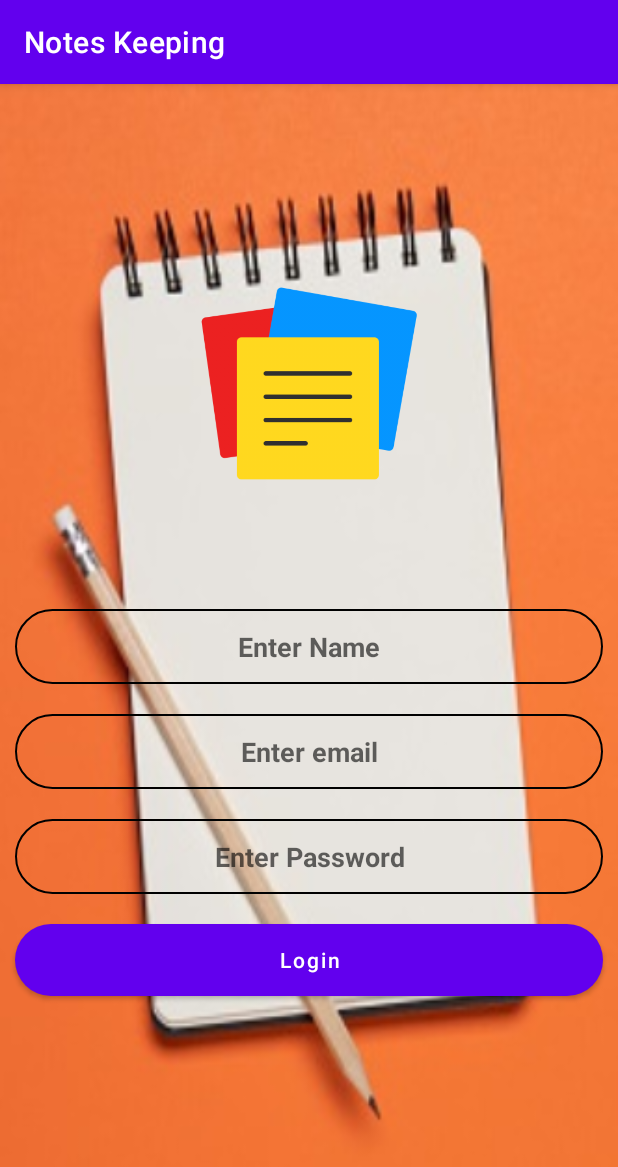
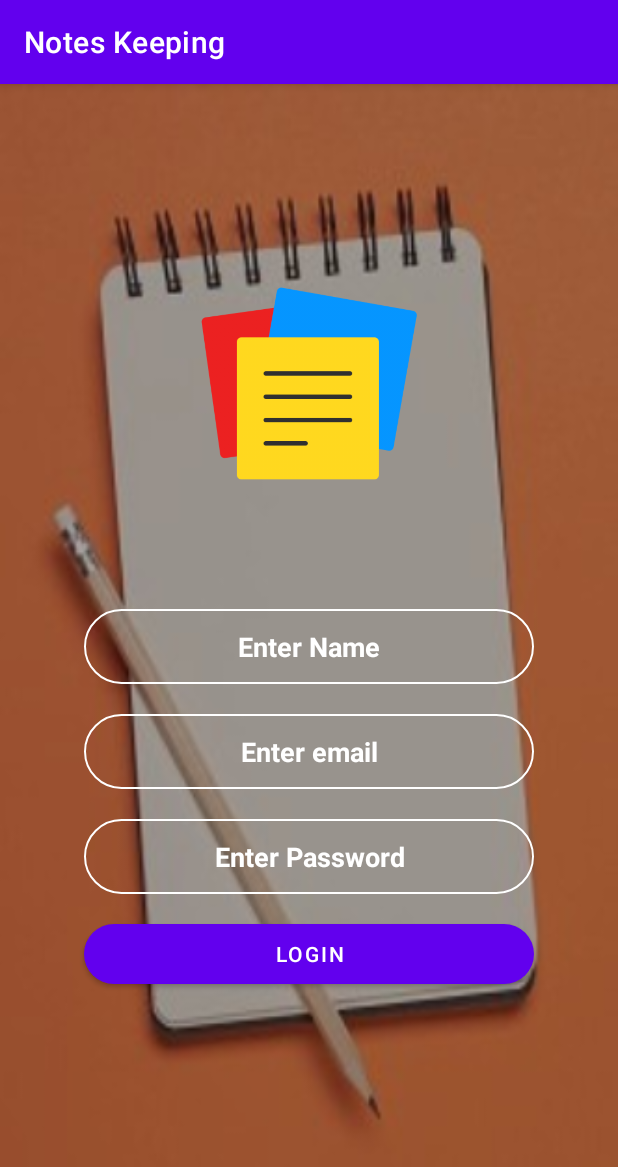
Before and after one commit to Shreeyabhuwalka/notes_keeping, an Android app: the screen it shows after launch (LoginActivity), on a phone screen of 412 x 824 dp. Shown: the top 1167 px of the screen. Run offline under Robolectric (Android 15) with nearby library versions, the phone set to English and light mode, and no system bars.

Commit message:
login activity modifications

```diff
--- a/app/src/main/res/drawable/rounded_edit_text.xml
+++ b/app/src/main/res/drawable/rounded_edit_text.xml
@@ -6,7 +6,7 @@
             <corners android:radius="30dp" />
             <stroke
                 android:width="1dp"
-                android:color="#000000"
+                android:color="#FFFFFF"
                 />
         </shape>
     </item>
--- a/app/src/main/res/layout/activity_login.xml
+++ b/app/src/main/res/layout/activity_login.xml
@@ -10,7 +10,7 @@
     <RelativeLayout
         android:layout_width="match_parent"
         android:layout_height="match_parent"
-        android:background="@drawable/background_note"
+        android:background="@drawable/background_note2"
         android:scaleType="centerCrop">
         <!--edit text for user name-->
         <ImageView
@@ -24,59 +24,66 @@
 
         <EditText
             android:id="@+id/idEdtName"
-            android:layout_width="match_parent"
+            android:layout_width="300dp"
             android:layout_height="50dp"
             android:layout_below="@id/imageView4"
             android:layout_marginStart="10dp"
             android:layout_marginTop="50dp"
             android:layout_marginEnd="10dp"
+            android:textColorHint="#FFFFFF"
             android:background="@drawable/rounded_edit_text"
             android:hint="Enter Name"
             android:inputType="textPersonName"
             android:textAlignment="center"
             android:textColor="#000000"
+            android:layout_centerHorizontal="true"
             android:textStyle="bold" />
 
         <EditText
             android:id="@+id/idEdtUserName"
-            android:layout_width="match_parent"
+            android:layout_width="300dp"
             android:layout_height="50dp"
             android:layout_below="@id/idEdtName"
-            android:background="@drawable/rounded_edit_text"
             android:layout_marginStart="10dp"
             android:layout_marginTop="20dp"
             android:layout_marginEnd="10dp"
+            android:background="@drawable/rounded_edit_text"
+            android:textColorHint="#FFFFFF"
+            android:hint="Enter email"
+            android:layout_centerHorizontal="true"
+            android:inputType="textEmailAddress"
             android:textAlignment="center"
-            android:textStyle="bold"
-            android:hint="Enter email"
-            android:inputType="textEmailAddress" />
+            android:textStyle="bold" />
 
         <!--edit text for user password-->
         <EditText
             android:id="@+id/idEdtPassword"
-            android:layout_width="match_parent"
+            android:layout_width="300dp"
             android:layout_height="50dp"
             android:layout_below="@id/idEdtUserName"
             android:layout_marginStart="10dp"
+            android:layout_marginTop="20dp"
+            android:layout_marginEnd="10dp"
             android:background="@drawable/rounded_edit_text"
-            android:layout_marginTop="20dp"
+            android:hint="Enter Password"
+            android:layout_centerHorizontal="true"
+            android:textColorHint="#FFFFFF"
+            android:inputType="textPassword"
             android:textAlignment="center"
-            android:textStyle="bold"
-            android:layout_marginEnd="10dp"
-            android:hint="Enter Password"
-            android:inputType="textPassword" />
+            android:textStyle="bold" />
 
         <!--button to register our new user-->
         <Button
             android:id="@+id/idBtnLogin"
-            android:layout_width="match_parent"
-            android:layout_height="wrap_content"
+            android:layout_width="300dp"
+            android:layout_height="40dp"
             android:layout_below="@id/idEdtPassword"
+            android:layout_centerHorizontal="true"
             android:layout_marginStart="10dp"
             android:layout_marginTop="20dp"
             android:layout_marginEnd="10dp"
             android:background="@drawable/rounded_button"
-            android:text="Login"
+            android:text="LOGIN"
             android:textAllCaps="false" />
     </RelativeLayout>
 </RelativeLayout>
```
Also changed, not shown: app/src/main/res/drawable/background_note2.jpg (added).
